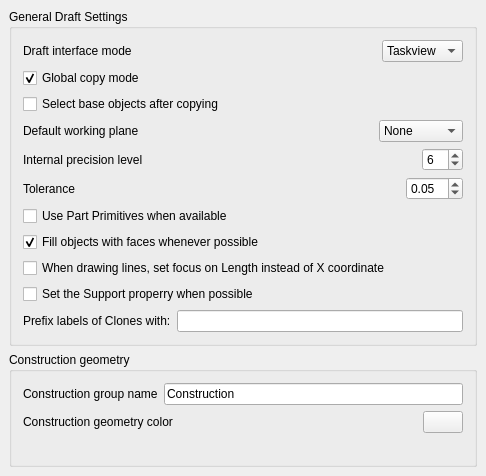
Old version of the form src/Mod/Draft/Resources/ui/preferences-draft.ui in the repository berndhahnebach/All_FreeCAD.
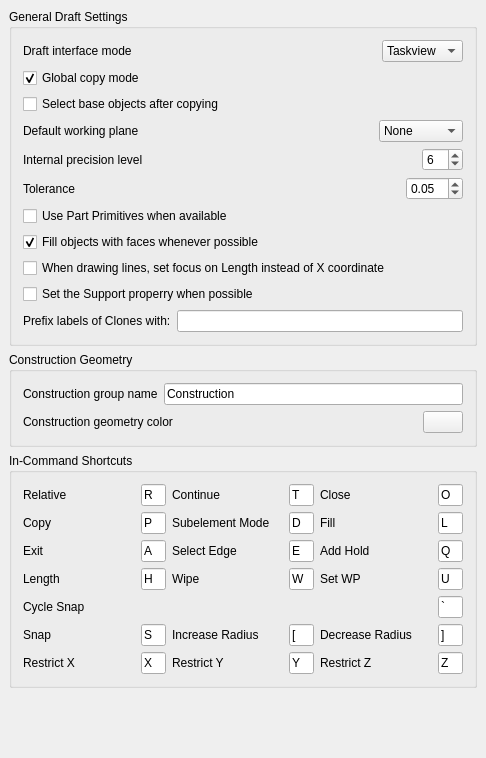
New version of the form. Custom widgets are drawn as their Qt base class.

Commit message: Add customisable in-command shortcut keys rather than hardcoding them

Diff of the .ui file:
```diff
--- a/src/Mod/Draft/Resources/ui/preferences-draft.ui
+++ b/src/Mod/Draft/Resources/ui/preferences-draft.ui
@@ -7,7 +7,7 @@
     <x>0</x>
     <y>0</y>
     <width>486</width>
-    <height>476</height>
+    <height>758</height>
    </rect>
   </property>
   <property name="windowTitle">
@@ -363,10 +363,16 @@
    </item>
    <item>
     <widget class="QGroupBox" name="groupBox_3">
+     <property name="sizePolicy">
+      <sizepolicy hsizetype="Preferred" vsizetype="Fixed">
+       <horstretch>0</horstretch>
+       <verstretch>0</verstretch>
+      </sizepolicy>
+     </property>
      <property name="title">
-      <string>Construction geometry</string>
+      <string>Construction Geometry</string>
      </property>
-     <layout class="QVBoxLayout" name="verticalLayout_3">
+     <layout class="QVBoxLayout" name="verticalLayout_3" stretch="0,0">
       <item>
        <layout class="QHBoxLayout" name="horizontalLayout_10">
         <item>
@@ -438,42 +444,991 @@
         </item>
        </layout>
       </item>
+     </layout>
+    </widget>
+   </item>
+   <item>
+    <widget class="QGroupBox" name="groupBox_2">
+     <property name="title">
+      <string>In-Command Shortcuts</string>
+     </property>
+     <layout class="QVBoxLayout" name="verticalLayout" stretch="0,0,0,0,0,0,0">
       <item>
-       <spacer name="verticalSpacer">
-        <property name="orientation">
-         <enum>Qt::Vertical</enum>
-        </property>
-        <property name="sizeHint" stdset="0">
-         <size>
-          <width>20</width>
-          <height>40</height>
-         </size>
-        </property>
-       </spacer>
+       <layout class="QHBoxLayout" name="horizontalLayout_2">
+        <item>
+         <layout class="QHBoxLayout" name="horizontalLayout_26">
+          <item>
+           <widget class="QLabel" name="label_2">
+            <property name="text">
+             <string>Relative</string>
+            </property>
+           </widget>
+          </item>
+          <item>
+           <widget class="Gui::PrefLineEdit" name="lineEdit_2">
+            <property name="enabled">
+             <bool>true</bool>
+            </property>
+            <property name="sizePolicy">
+             <sizepolicy hsizetype="Maximum" vsizetype="Fixed">
+              <horstretch>0</horstretch>
+              <verstretch>0</verstretch>
+             </sizepolicy>
+            </property>
+            <property name="maximumSize">
+             <size>
+              <width>25</width>
+              <height>16777215</height>
+             </size>
+            </property>
+            <property name="text">
+             <string>R</string>
+            </property>
+            <property name="maxLength">
+             <number>1</number>
+            </property>
+            <property name="placeholderText">
+             <string/>
+            </property>
+            <property name="clearButtonEnabled">
+             <bool>false</bool>
+            </property>
+            <property name="prefPath" stdset="0">
+             <cstring>Mod/Draft</cstring>
+            </property>
+            <property name="prefEntry" stdset="0">
+             <cstring>inCommandShortcutRelative</cstring>
+            </property>
+           </widget>
+          </item>
+         </layout>
+        </item>
+        <item>
+         <layout class="QHBoxLayout" name="horizontalLayout_28">
+          <item>
+           <layout class="QHBoxLayout" name="horizontalLayout_4">
+            <item>
+             <widget class="QLabel" name="label_3">
+              <property name="text">
+               <string>Continue</string>
+              </property>
+             </widget>
+            </item>
+            <item>
+             <widget class="Gui::PrefLineEdit" name="lineEdit_3">
+              <property name="enabled">
+               <bool>true</bool>
+              </property>
+              <property name="sizePolicy">
+               <sizepolicy hsizetype="Maximum" vsizetype="Fixed">
+                <horstretch>0</horstretch>
+                <verstretch>0</verstretch>
+               </sizepolicy>
+              </property>
+              <property name="maximumSize">
+               <size>
+                <width>25</width>
+                <height>16777215</height>
+               </size>
+              </property>
+              <property name="text">
+               <string>T</string>
+              </property>
+              <property name="maxLength">
+               <number>1</number>
+              </property>
+              <property name="placeholderText">
+               <string/>
+              </property>
+              <property name="clearButtonEnabled">
+               <bool>false</bool>
+              </property>
+              <property name="prefPath" stdset="0">
+               <cstring>Mod/Draft</cstring>
+              </property>
+              <property name="prefEntry" stdset="0">
+               <cstring>inCommandShortcutContinue</cstring>
+              </property>
+             </widget>
+            </item>
+           </layout>
+          </item>
+         </layout>
+        </item>
+        <item>
+         <layout class="QHBoxLayout" name="horizontalLayout_27">
+          <item>
+           <widget class="QLabel" name="label_4">
+            <property name="text">
+             <string>Close</string>
+            </property>
+           </widget>
+          </item>
+          <item>
+           <widget class="Gui::PrefLineEdit" name="lineEdit_4">
+            <property name="enabled">
+             <bool>true</bool>
+            </property>
+            <property name="sizePolicy">
+             <sizepolicy hsizetype="Maximum" vsizetype="Fixed">
+              <horstretch>0</horstretch>
+              <verstretch>0</verstretch>
+             </sizepolicy>
+            </property>
+            <property name="maximumSize">
+             <size>
+              <width>25</width>
+              <height>16777215</height>
+             </size>
+            </property>
+            <property name="text">
+             <string>O</string>
+            </property>
+            <property name="maxLength">
+             <number>1</number>
+            </property>
+            <property name="placeholderText">
+             <string/>
+            </property>
+            <property name="clearButtonEnabled">
+             <bool>false</bool>
+            </property>
+            <property name="prefPath" stdset="0">
+             <cstring>Mod/Draft</cstring>
+            </property>
+            <property name="prefEntry" stdset="0">
+             <cstring>inCommandShortcutClose</cstring>
+            </property>
+           </widget>
+          </item>
+         </layout>
+        </item>
+       </layout>
       </item>
+      <item>
+       <layout class="QHBoxLayout" name="horizontalLayout_5">
+        <item>
+         <layout class="QHBoxLayout" name="horizontalLayout_31">
+          <item>
+           <widget class="QLabel" name="label_5">
+            <property name="text">
+             <string>Copy</string>
+            </property>
+           </widget>
+          </item>
+          <item>
+           <widget class="Gui::PrefLineEdit" name="lineEdit_5">
+            <property name="enabled">
+             <bool>true</bool>
+            </property>
+            <property name="sizePolicy">
+             <sizepolicy hsizetype="Maximum" vsizetype="Fixed">
+              <horstretch>0</horstretch>
+              <verstretch>0</verstretch>
+             </sizepolicy>
+            </property>
+            <property name="maximumSize">
+             <size>
+              <width>25</width>
+              <height>16777215</height>
+             </size>
+            </property>
+            <property name="text">
+             <string>P</string>
+            </property>
+            <property name="maxLength">
+             <number>1</number>
+            </property>
+            <property name="placeholderText">
+             <string/>
+            </property>
+            <property name="clearButtonEnabled">
+             <bool>false</bool>
+            </property>
+            <property name="prefPath" stdset="0">
+             <cstring>Mod/Draft</cstring>
+            </property>
+            <property name="prefEntry" stdset="0">
+             <cstring>inCommandShortcutCopy</cstring>
+            </property>
+           </widget>
+          </item>
+         </layout>
+        </item>
+        <item>
+         <layout class="QHBoxLayout" name="horizontalLayout_33">
+          <item>
+           <widget class="QLabel" name="label_6">
+            <property name="text">
+             <string>Subelement Mode</string>
+            </property>
+           </widget>
+          </item>
+          <item>
+           <widget class="Gui::PrefLineEdit" name="lineEdit_11">
+            <property name="enabled">
+             <bool>true</bool>
+            </property>
+            <property name="sizePolicy">
+             <sizepolicy hsizetype="Maximum" vsizetype="Fixed">
+              <horstretch>0</horstretch>
+              <verstretch>0</verstretch>
+             </sizepolicy>
+            </property>
+            <property name="maximumSize">
+             <size>
+              <width>25</width>
+              <height>16777215</height>
+             </size>
+            </property>
+            <property name="text">
+             <string>D</string>
+            </property>
+            <property name="maxLength">
+             <number>1</number>
+            </property>
+            <property name="placeholderText">
+             <string/>
+            </property>
+            <property name="clearButtonEnabled">
+             <bool>false</bool>
+            </property>
+            <property name="prefPath" stdset="0">
+             <cstring>Mod/Draft</cstring>
+            </property>
+            <property name="prefEntry" stdset="0">
+             <cstring>inCommandShortcutSubelementMode</cstring>
+            </property>
+           </widget>
+          </item>
+         </layout>
+        </item>
+        <item>
+         <layout class="QHBoxLayout" name="horizontalLayout_32">
+          <item>
+           <widget class="QLabel" name="label_11">
+            <property name="text">
+             <string>Fill</string>
+            </property>
+           </widget>
+          </item>
+          <item>
+           <widget class="Gui::PrefLineEdit" name="lineEdit_12">
+            <property name="enabled">
+             <bool>true</bool>
+            </property>
+            <property name="sizePolicy">
+             <sizepolicy hsizetype="Maximum" vsizetype="Fixed">
+              <horstretch>0</horstretch>
+              <verstretch>0</verstretch>
+             </sizepolicy>
+            </property>
+            <property name="maximumSize">
+             <size>
+              <width>25</width>
+              <height>16777215</height>
+             </size>
+            </property>
+            <property name="text">
+             <string>L</string>
+            </property>
+            <property name="maxLength">
+             <number>1</number>
+            </property>
+            <property name="placeholderText">
+             <string/>
+            </property>
+            <property name="clearButtonEnabled">
+             <bool>false</bool>
+            </property>
+            <property name="prefPath" stdset="0">
+             <cstring>Mod/Draft</cstring>
+            </property>
+            <property name="prefEntry" stdset="0">
+             <cstring>inCommandShortcutFill</cstring>
+            </property>
+           </widget>
+          </item>
+         </layout>
+        </item>
+       </layout>
+      </item>
+      <item>
+       <layout class="QHBoxLayout" name="horizontalLayout_6">
+        <item>
+         <layout class="QHBoxLayout" name="horizontalLayout_34">
+          <item>
+           <widget class="QLabel" name="label_13">
+            <property name="text">
+             <string>Exit</string>
+            </property>
+           </widget>
+          </item>
+          <item>
+           <widget class="Gui::PrefLineEdit" name="lineEdit_6">
+            <property name="enabled">
+             <bool>true</bool>
+            </property>
+            <property name="sizePolicy">
+             <sizepolicy hsizetype="Maximum" vsizetype="Fixed">
+              <horstretch>0</horstretch>
+              <verstretch>0</verstretch>
+             </sizepolicy>
+            </property>
+            <property name="maximumSize">
+             <size>
+              <width>25</width>
+              <height>16777215</height>
+             </size>
+            </property>
+            <property name="text">
+             <string>A</string>
+            </property>
+            <property name="maxLength">
+             <number>1</number>
+            </property>
+            <property name="placeholderText">
+             <string/>
+            </property>
+            <property name="clearButtonEnabled">
+             <bool>false</bool>
+            </property>
+            <property name="prefPath" stdset="0">
+             <cstring>Mod/Draft</cstring>
+            </property>
+            <property name="prefEntry" stdset="0">
+             <cstring>inCommandShortcutExit</cstring>
+            </property>
+           </widget>
+          </item>
+         </layout>
+        </item>
+        <item>
+         <layout class="QHBoxLayout" name="horizontalLayout_36">
+          <item>
+           <widget class="QLabel" name="label_17">
+            <property name="text">
+             <string>Select Edge</string>
+            </property>
+           </widget>
+          </item>
+          <item>
+           <widget class="Gui::PrefLineEdit" name="lineEdit_13">
+            <property name="enabled">
+             <bool>true</bool>
+            </property>
+            <property name="sizePolicy">
+             <sizepolicy hsizetype="Maximum" vsizetype="Fixed">
+              <horstretch>0</horstretch>
+              <verstretch>0</verstretch>
+             </sizepolicy>
+            </property>
+            <property name="maximumSize">
+             <size>
+              <width>25</width>
+              <height>16777215</height>
+             </size>
+            </property>
+            <property name="text">
+             <string>E</string>
+            </property>
+            <property name="maxLength">
+             <number>1</number>
+            </property>
+            <property name="placeholderText">
+             <string/>
+            </property>
+            <property name="clearButtonEnabled">
+             <bool>false</bool>
+            </property>
+            <property name="prefPath" stdset="0">
+             <cstring>Mod/Draft</cstring>
+            </property>
+            <property name="prefEntry" stdset="0">
+             <cstring>inCommandShortcutSelectEdge</cstring>
+            </property>
+           </widget>
+          </item>
+         </layout>
+        </item>
+        <item>
+         <layout class="QHBoxLayout" name="horizontalLayout_35">
+          <item>
+           <widget class="QLabel" name="label_18">
+            <property name="text">
+             <string>Add Hold</string>
+            </property>
+           </widget>
+          </item>
+          <item>
+           <widget class="Gui::PrefLineEdit" name="lineEdit_15">
+            <property name="enabled">
+             <bool>true</bool>
+            </property>
+            <property name="sizePolicy">
+             <sizepolicy hsizetype="Maximum" vsizetype="Fixed">
+              <horstretch>0</horstretch>
+              <verstretch>0</verstretch>
+             </sizepolicy>
+            </property>
+            <property name="maximumSize">
+             <size>
+              <width>25</width>
+              <height>16777215</height>
+             </size>
+            </property>
+            <property name="text">
+             <string>Q</string>
+            </property>
+            <property name="maxLength">
+             <number>1</number>
+            </property>
+            <property name="placeholderText">
+             <string/>
+            </property>
+            <property name="clearButtonEnabled">
+             <bool>false</bool>
+            </property>
+            <property name="prefPath" stdset="0">
+             <cstring>Mod/Draft</cstring>
+            </property>
+            <property name="prefEntry" stdset="0">
+             <cstring>inCommandShortcutAddHold</cstring>
+            </property>
+           </widget>
+          </item>
+         </layout>
+        </item>
+       </layout>
+      </item>
+      <item>
+       <layout class="QHBoxLayout" name="horizontalLayout_7">
+        <item>
+         <layout class="QHBoxLayout" name="horizontalLayout_37">
+          <item>
+           <widget class="QLabel" name="label_20">
+            <property name="text">
+             <string>Length</string>
+            </property>
+           </widget>
+          </item>
+          <item>
+           <widget class="Gui::PrefLineEdit" name="lineEdit_7">
+            <property name="enabled">
+             <bool>true</bool>
+            </property>
+            <property name="sizePolicy">
+             <sizepolicy hsizetype="Maximum" vsizetype="Fixed">
+              <horstretch>0</horstretch>
+              <verstretch>0</verstretch>
+             </sizepolicy>
+            </property>
+            <property name="maximumSize">
+             <size>
+              <width>25</width>
+              <height>16777215</height>
+             </size>
+            </property>
+            <property name="text">
+             <string>H</string>
+            </property>
+            <property name="maxLength">
+             <number>1</number>
+            </property>
+            <property name="placeholderText">
+             <string/>
+            </property>
+            <property name="clearButtonEnabled">
+             <bool>false</bool>
+            </property>
+            <property name="prefPath" stdset="0">
+             <cstring>Mod/Draft</cstring>
+            </property>
+            <property name="prefEntry" stdset="0">
+             <cstring>inCommandShortcutLength</cstring>
+            </property>
+           </widget>
+          </item>
+         </layout>
+        </item>
+        <item>
+         <layout class="QHBoxLayout" name="horizontalLayout_38">
+          <item>
+           <widget class="QLabel" name="label_21">
+            <property name="text">
+             <string>Wipe</string>
+            </property>
+           </widget>
+          </item>
+          <item>
+           <widget class="Gui::PrefLineEdit" name="lineEdit_14">
+            <property name="enabled">
+             <bool>true</bool>
+            </property>
+            <property name="sizePolicy">
+             <sizepolicy hsizetype="Maximum" vsizetype="Fixed">
+              <horstretch>0</horstretch>
+              <verstretch>0</verstretch>
+             </sizepolicy>
+            </property>
+            <property name="maximumSize">
+             <size>
+              <width>25</width>
+              <height>16777215</height>
+             </size>
+            </property>
+            <property name="text">
+             <string>W</string>
+            </property>
+            <property name="maxLength">
+             <number>1</number>
+            </property>
+            <property name="placeholderText">
+             <string/>
+            </property>
+            <property name="clearButtonEnabled">
+             <bool>false</bool>
+            </property>
+            <property name="prefPath" stdset="0">
+             <cstring>Mod/Draft</cstring>
+            </property>
+            <property name="prefEntry" stdset="0">
+             <cstring>inCommandShortcutWipe</cstring>
+            </property>
+           </widget>
+          </item>
+         </layout>
+        </item>
+        <item>
+         <layout class="QHBoxLayout" name="horizontalLayout_39">
+          <item>
+           <widget class="QLabel" name="label_22">
+            <property name="text">
+             <string>Set WP</string>
+            </property>
+           </widget>
+          </item>
+          <item>
+           <widget class="Gui::PrefLineEdit" name="lineEdit_16">
+            <property name="enabled">
+             <bool>true</bool>
+            </property>
+            <property name="sizePolicy">
+             <sizepolicy hsizetype="Maximum" vsizetype="Fixed">
+              <horstretch>0</horstretch>
+              <verstretch>0</verstretch>
+             </sizepolicy>
+            </property>
+            <property name="maximumSize">
+             <size>
+              <width>25</width>
+              <height>16777215</height>
+             </size>
+            </property>
+            <property name="text">
+             <string>U</string>
+            </property>
+            <property name="maxLength">
+             <number>1</number>
+            </property>
+            <property name="placeholderText">
+             <string/>
+            </property>
+            <property name="clearButtonEnabled">
+             <bool>false</bool>
+            </property>
+            <property name="prefPath" stdset="0">
+             <cstring>Mod/Draft</cstring>
+            </property>
+            <property name="prefEntry" stdset="0">
+             <cstring>inCommandShortcutSetWP</cstring>
+            </property>
+           </widget>
+          </item>
+         </layout>
+        </item>
+       </layout>
+      </item>
+      <item>
+       <layout class="QHBoxLayout" name="horizontalLayout_11">
+        <item>
+         <layout class="QHBoxLayout" name="horizontalLayout_41">
+          <item>
+           <widget class="QLabel" name="label_24">
+            <property name="text">
+             <string>Cycle Snap</string>
+            </property>
+           </widget>
+          </item>
+          <item>
+           <widget class="Gui::PrefLineEdit" name="lineEdit_8">
+            <property name="enabled">
+             <bool>true</bool>
+            </property>
+            <property name="sizePolicy">
+             <sizepolicy hsizetype="Maximum" vsizetype="Fixed">
+              <horstretch>0</horstretch>
+              <verstretch>0</verstretch>
+             </sizepolicy>
+            </property>
+            <property name="maximumSize">
+             <size>
+              <width>25</width>
+              <height>16777215</height>
+             </size>
+            </property>
+            <property name="text">
+             <string>`</string>
+            </property>
+            <property name="maxLength">
+             <number>1</number>
+            </property>
+            <property name="placeholderText">
+             <string/>
+            </property>
+            <property name="clearButtonEnabled">
+             <bool>false</bool>
+            </property>
+            <property name="prefPath" stdset="0">
+             <cstring>Mod/Draft</cstring>
+            </property>
+            <property name="prefEntry" stdset="0">
+             <cstring>inCommandShortcutCycleSnap</cstring>
+            </property>
+           </widget>
+          </item>
+         </layout>
+        </item>
+        <item>
+         <layout class="QHBoxLayout" name="horizontalLayout_40"/>
+        </item>
+        <item>
+         <layout class="QHBoxLayout" name="horizontalLayout_42"/>
+        </item>
+       </layout>
+      </item>
+      <item>
+       <layout class="QHBoxLayout" name="horizontalLayout_12">
+        <item>
+         <layout class="QHBoxLayout" name="horizontalLayout_14">
+          <item>
+           <widget class="QLabel" name="label_14">
+            <property name="text">
+             <string>Snap</string>
+            </property>
+           </widget>
+          </item>
+          <item>
+           <widget class="Gui::PrefLineEdit" name="lineEdit_9">
+            <property name="enabled">
+             <bool>true</bool>
+            </property>
+            <property name="sizePolicy">
+             <sizepolicy hsizetype="Maximum" vsizetype="Fixed">
+              <horstretch>0</horstretch>
+              <verstretch>0</verstretch>
+             </sizepolicy>
+            </property>
+            <property name="maximumSize">
+             <size>
+              <width>25</width>
+              <height>16777215</height>
+             </size>
+            </property>
+            <property name="text">
+             <string>S</string>
+            </property>
+            <property name="maxLength">
+             <number>1</number>
+            </property>
+            <property name="placeholderText">
+             <string/>
+            </property>
+            <property name="clearButtonEnabled">
+             <bool>false</bool>
+            </property>
+            <property name="prefPath" stdset="0">
+             <cstring>Mod/Draft</cstring>
+            </property>
+            <property name="prefEntry" stdset="0">
+             <cstring>inCommandShortcutSnap</cstring>
+            </property>
+           </widget>
+          </item>
+         </layout>
+        </item>
+        <item>
+         <layout class="QHBoxLayout" name="horizontalLayout_16">
+          <item>
+           <widget class="QLabel" name="label_15">
+            <property name="text">
+             <string>Increase Radius</string>
+            </property>
+           </widget>
+          </item>
+          <item>
+           <widget class="Gui::PrefLineEdit" name="lineEdit_19">
+            <property name="enabled">
+             <bool>true</bool>
+            </property>
+            <property name="sizePolicy">
+             <sizepolicy hsizetype="Maximum" vsizetype="Fixed">
+              <horstretch>0</horstretch>
+              <verstretch>0</verstretch>
+             </sizepolicy>
+            </property>
+            <property name="maximumSize">
+             <size>
+              <width>25</width>
+              <height>16777215</height>
+             </size>
+            </property>
+            <property name="text">
+             <string>[</string>
+            </property>
+            <property name="maxLength">
+             <number>1</number>
+            </property>
+            <property name="placeholderText">
+             <string/>
+            </property>
+            <property name="clearButtonEnabled">
+             <bool>false</bool>
+            </property>
+            <property name="prefPath" stdset="0">
+             <cstring>Mod/Draft</cstring>
+            </property>
+            <property name="prefEntry" stdset="0">
+             <cstring>inCommandShortcutIncreaseRadius</cstring>
+            </property>
+           </widget>
+          </item>
+         </layout>
+        </item>
+        <item>
+         <layout class="QHBoxLayout" name="horizontalLayout_17">
+          <item>
+           <widget class="QLabel" name="label_16">
+            <property name="text">
+             <string>Decrease Radius</string>
+            </property>
+           </widget>
+          </item>
+          <item>
+           <widget class="Gui::PrefLineEdit" name="lineEdit_17">
+            <property name="enabled">
+             <bool>true</bool>
+            </property>
+            <property name="sizePolicy">
+             <sizepolicy hsizetype="Maximum" vsizetype="Fixed">
+              <horstretch>0</horstretch>
+              <verstretch>0</verstretch>
+             </sizepolicy>
+            </property>
+            <property name="maximumSize">
+             <size>
+              <width>25</width>
+              <height>16777215</height>
+             </size>
+            </property>
+            <property name="text">
+             <string>]</string>
+            </property>
+            <property name="maxLength">
+             <number>1</number>
+            </property>
+            <property name="placeholderText">
+             <string/>
+            </property>
+            <property name="clearButtonEnabled">
+             <bool>false</bool>
+            </property>
+            <property name="prefPath" stdset="0">
+             <cstring>Mod/Draft</cstring>
+            </property>
+            <property name="prefEntry" stdset="0">
+             <cstring>inCommandShortcutDecreaseRadius</cstring>
+            </property>
+           </widget>
+          </item>
+         </layout>
+        </item>
+       </layout>
+      </item>
+      <item>
+       <layout class="QHBoxLayout" name="horizontalLayout_18">
+        <item>
+         <layout class="QHBoxLayout" name="horizontalLayout_19">
+          <item>
+           <widget class="QLabel" name="label_23">
+            <property name="text">
+             <string>Restrict X</string>
+            </property>
+           </widget>
+          </item>
+          <item>
+           <widget class="Gui::PrefLineEdit" name="lineEdit_10">
+            <property name="enabled">
+             <bool>true</bool>
+            </property>
+            <property name="sizePolicy">
+             <sizepolicy hsizetype="Maximum" vsizetype="Fixed">
+              <horstretch>0</horstretch>
+              <verstretch>0</verstretch>
+             </sizepolicy>
+            </property>
+            <property name="maximumSize">
+             <size>
+              <width>25</width>
+              <height>16777215</height>
+             </size>
+            </property>
+            <property name="text">
+             <string>X</string>
+            </property>
+            <property name="maxLength">
+             <number>1</number>
+            </property>
+            <property name="placeholderText">
+             <string/>
+            </property>
+            <property name="clearButtonEnabled">
+             <bool>false</bool>
+            </property>
+            <property name="prefPath" stdset="0">
+             <cstring>Mod/Draft</cstring>
+            </property>
+            <property name="prefEntry" stdset="0">
+             <cstring>inCommandShortcutRestrictX</cstring>
+            </property>
+           </widget>
+          </item>
+         </layout>
+        </item>
+        <item>
+         <layout class="QHBoxLayout" name="horizontalLayout_22">
+          <item>
+           <widget class="QLabel" name="label_25">
+            <property name="text">
+             <string>Restrict Y</string>
+            </property>
+           </widget>
+          </item>
+          <item>
+           <widget class="Gui::PrefLineEdit" name="lineEdit_20">
+            <property name="enabled">
+             <bool>true</bool>
+            </property>
+            <property name="sizePolicy">
+             <sizepolicy hsizetype="Maximum" vsizetype="Fixed">
+              <horstretch>0</horstretch>
+              <verstretch>0</verstretch>
+             </sizepolicy>
+            </property>
+            <property name="maximumSize">
+             <size>
+              <width>25</width>
+              <height>16777215</height>
+             </size>
+            </property>
+            <property name="text">
+             <string>Y</string>
+            </property>
+            <property name="maxLength">
+             <number>1</number>
+            </property>
+            <property name="placeholderText">
+             <string/>
+            </property>
+            <property name="clearButtonEnabled">
+             <bool>false</bool>
+            </property>
+            <property name="prefPath" stdset="0">
+             <cstring>Mod/Draft</cstring>
+            </property>
+            <property name="prefEntry" stdset="0">
+             <cstring>inCommandShortcutRestrictY</cstring>
+            </property>
+           </widget>
+          </item>
+         </layout>
+        </item>
+        <item>
+         <layout class="QHBoxLayout" name="horizontalLayout_23">
+          <item>
+           <widget class="QLabel" name="label_26">
+            <property name="text">
+             <string>Restrict Z</string>
+            </property>
+           </widget>
+          </item>
+          <item>
+           <widget class="Gui::PrefLineEdit" name="lineEdit_18">
+            <property name="enabled">
+             <bool>true</bool>
+            </property>
+            <property name="sizePolicy">
+             <sizepolicy hsizetype="Maximum" vsizetype="Fixed">
+              <horstretch>0</horstretch>
+              <verstretch>0</verstretch>
+             </sizepolicy>
+            </property>
+            <property name="maximumSize">
+             <size>
+              <width>25</width>
+              <height>16777215</height>
+             </size>
+            </property>
+            <property name="text">
+             <string>Z</string>
+            </property>
+            <property name="maxLength">
+             <number>1</number>
+            </property>
+            <property name="placeholderText">
+             <string/>
+            </property>
+            <property name="clearButtonEnabled">
+             <bool>false</bool>
+            </property>
+            <property name="prefPath" stdset="0">
+             <cstring>Mod/Draft</cstring>
+            </property>
+            <property name="prefEntry" stdset="0">
+             <cstring>RestrictZ</cstring>
+            </property>
+           </widget>
+          </item>
+         </layout>
+        </item>
+       </layout>
+      </item>
      </layout>
     </widget>
    </item>
+   <item>
+    <spacer name="verticalSpacer">
+     <property name="orientation">
+      <enum>Qt::Vertical</enum>
+     </property>
+     <property name="sizeHint" stdset="0">
+      <size>
+       <width>20</width>
+       <height>40</height>
+      </size>
+     </property>
+    </spacer>
+   </item>
   </layout>
  </widget>
  <layoutdefault spacing="6" margin="11"/>
  <pixmapfunction>qPixmapFromMimeSource</pixmapfunction>
  <customwidgets>
-  <customwidget>
-   <class>Gui::ColorButton</class>
-   <extends>QPushButton</extends>
-   <header>Gui/Widgets.h</header>
-  </customwidget>
   <customwidget>
    <class>Gui::PrefSpinBox</class>
    <extends>QSpinBox</extends>
    <header>Gui/PrefWidgets.h</header>
   </customwidget>
-  <customwidget>
-   <class>Gui::PrefColorButton</class>
-   <extends>Gui::ColorButton</extends>
-   <header>Gui/PrefWidgets.h</header>
-  </customwidget>
   <customwidget>
    <class>Gui::PrefCheckBox</class>
    <extends>QCheckBox</extends>
@@ -484,16 +1439,26 @@
    <extends>QComboBox</extends>
    <header>Gui/PrefWidgets.h</header>
   </customwidget>
-  <customwidget>
-   <class>Gui::PrefLineEdit</class>
-   <extends>QLineEdit</extends>
-   <header>Gui/PrefWidgets.h</header>
-  </customwidget>
   <customwidget>
    <class>Gui::PrefDoubleSpinBox</class>
    <extends>QDoubleSpinBox</extends>
    <header>Gui/PrefWidgets.h</header>
   </customwidget>
+  <customwidget>
+   <class>Gui::ColorButton</class>
+   <extends>QPushButton</extends>
+   <header>Gui/Widgets.h</header>
+  </customwidget>
+  <customwidget>
+   <class>Gui::PrefColorButton</class>
+   <extends>Gui::ColorButton</extends>
+   <header>Gui/PrefWidgets.h</header>
+  </customwidget>
+  <customwidget>
+   <class>Gui::PrefLineEdit</class>
+   <extends>QLineEdit</extends>
+   <header>Gui/PrefWidgets.h</header>
+  </customwidget>
  </customwidgets>
  <resources/>
  <connections/>
```
Left out of the diff: 19 changed lines with no effect on the pictures. The commit also changes 2 other files.
